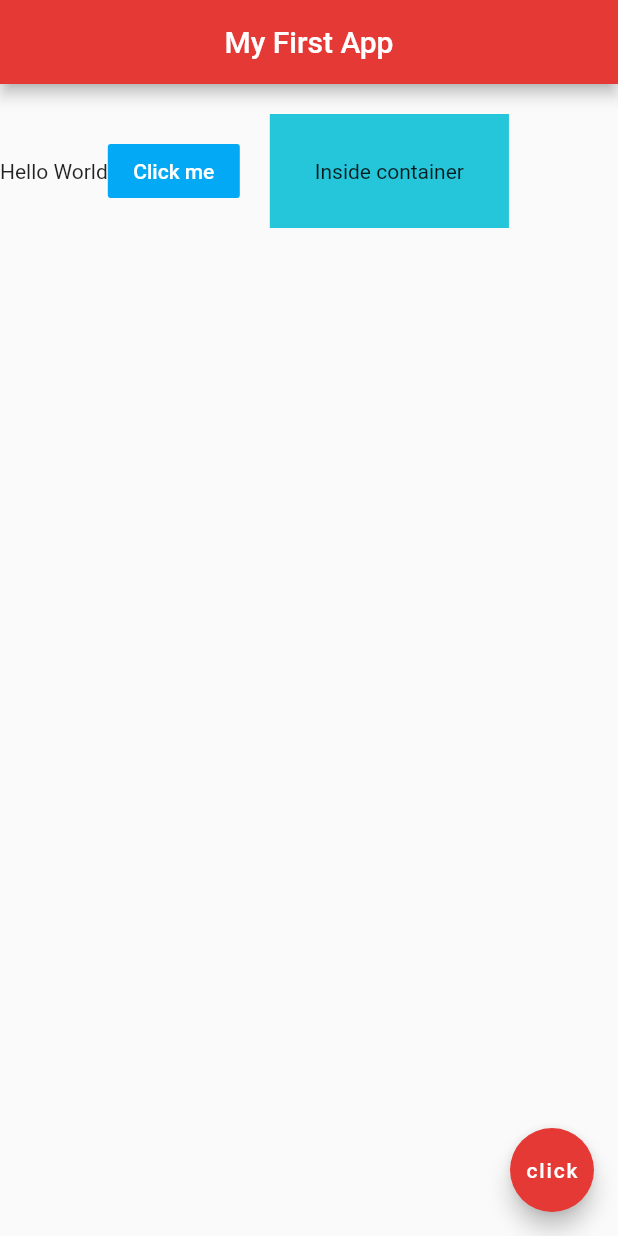
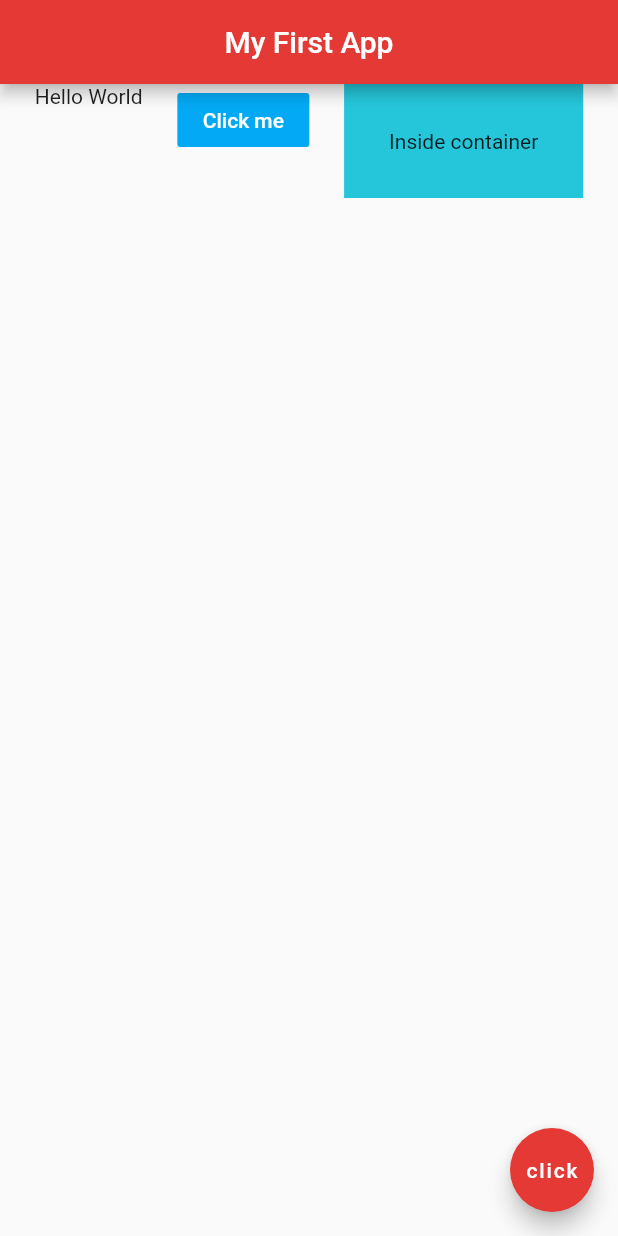
Before and after one commit to hollyphat/flutter-tutorial, a Flutter app: the screen it shows after launch, on a phone screen of 412 x 824 dp. Run offline on Flutter 3.47's test engine with Material 2 defaults, Android fonts, the phone set to English and light mode, and no system bars.

Commit message:
Change row properties

```diff
--- a/lib/main.dart
+++ b/lib/main.dart
@@ -15,6 +15,8 @@ class Home extends StatelessWidget {
         backgroundColor: Colors.red[600],
       ),
       body: Row(
+        mainAxisAlignment: MainAxisAlignment.spaceEvenly,
+        crossAxisAlignment: CrossAxisAlignment.start,
         children: <Widget>[
           Text("Hello World"),
           FlatButton(
@@ -27,7 +29,6 @@ class Home extends StatelessWidget {
             color: Colors.cyan[400],
             padding: EdgeInsets.all(30.0),
             child: Text("Inside container"),
-            margin: EdgeInsets.all(20.0),
           ),
         ],
       ),
```
